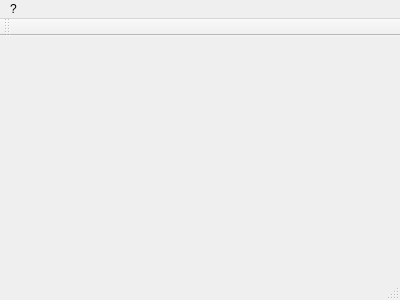
First picture: the form in mainwindow.ui, repository PyrosBrother/TestDuMac, before the edit.
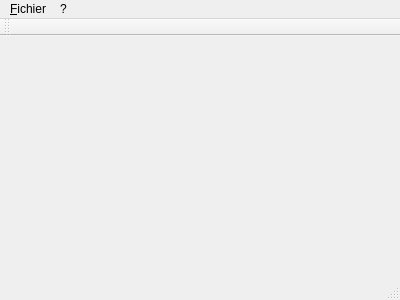
Second picture: the form after the edit.

Commit message: Ajout de l'action pour Quitter

The edit to the form file:
```diff
--- a/mainwindow.ui
+++ b/mainwindow.ui
@@ -20,7 +20,7 @@
      <x>0</x>
      <y>0</y>
      <width>400</width>
-     <height>22</height>
+     <height>25</height>
     </rect>
    </property>
    <widget class="QMenu" name="menu">
@@ -29,6 +29,13 @@
     </property>
     <addaction name="action_A_propos"/>
    </widget>
+   <widget class="QMenu" name="menu_Quit">
+    <property name="title">
+     <string>&amp;Fichier</string>
+    </property>
+    <addaction name="action_Quitter"/>
+   </widget>
+   <addaction name="menu_Quit"/>
    <addaction name="menu"/>
   </widget>
   <widget class="QToolBar" name="mainToolBar">
```
Left out of the diff: 5 changed lines with no effect on the pictures. The commit also changes 2 other files.
